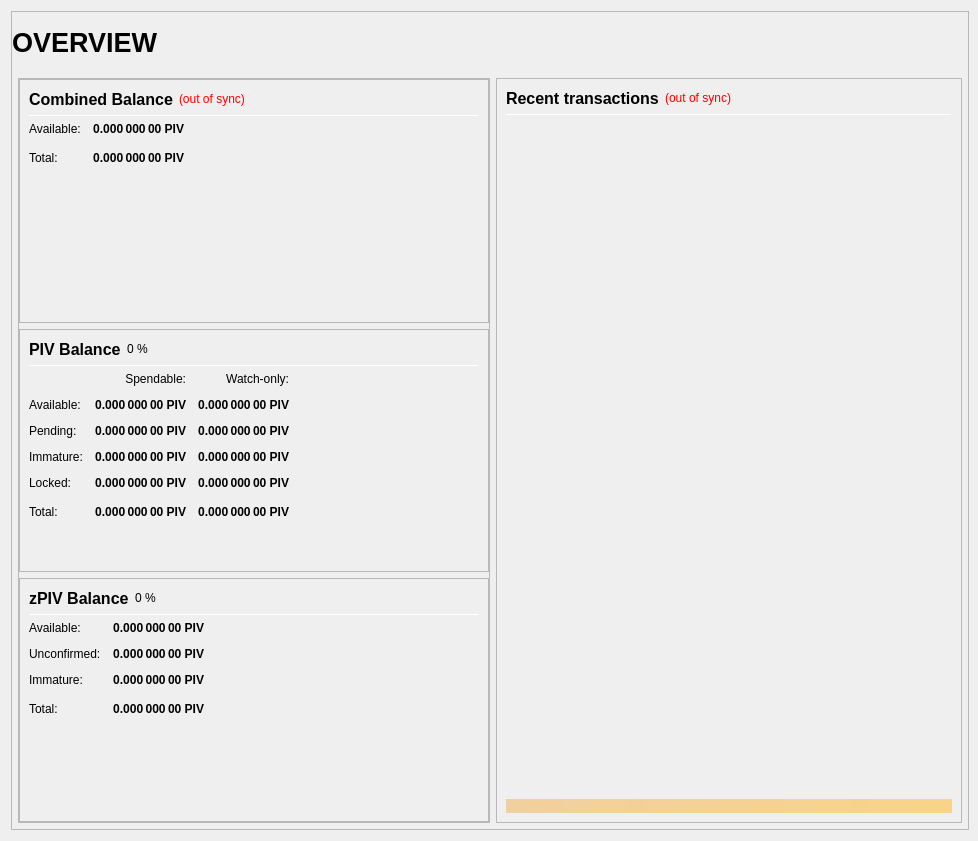
First picture: the form in src/qt/forms/overviewpage.ui, repository SMRT2/smrt-test, before the edit.
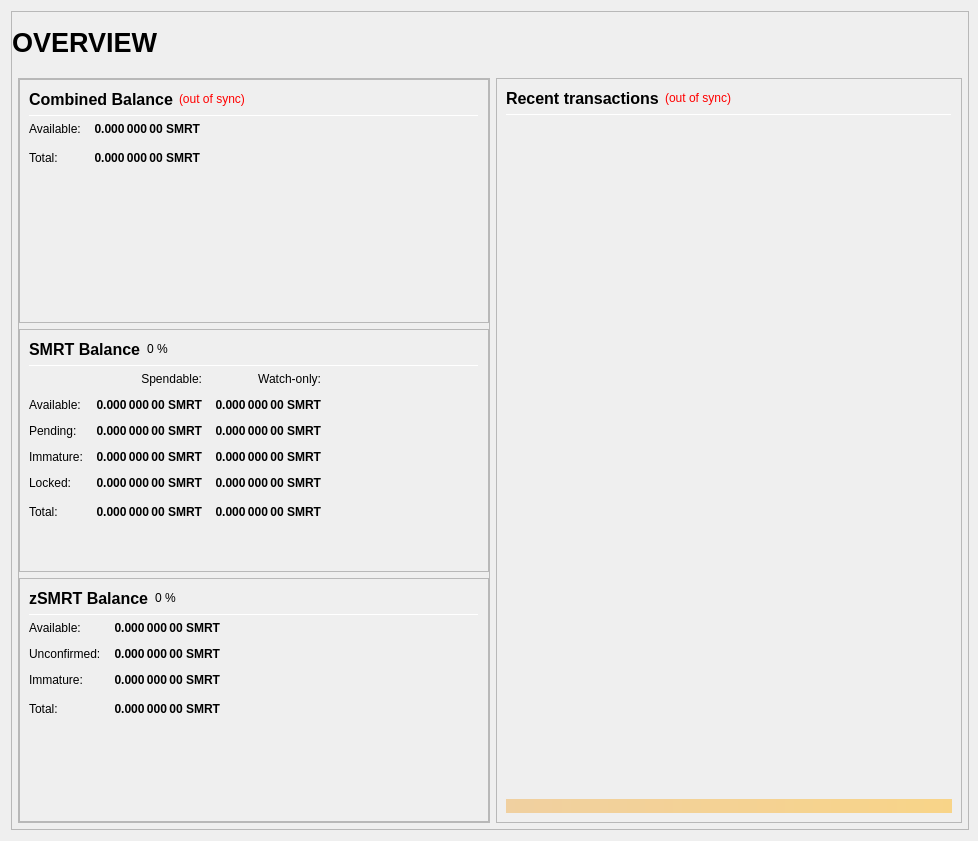
Second picture: the form after the edit.

Commit message: SMRT ticker update

Diff of the .ui file:
```diff
--- a/src/qt/forms/overviewpage.ui
+++ b/src/qt/forms/overviewpage.ui
@@ -333,7 +333,7 @@
                           <string>Your current spendable balance</string>
                          </property>
                          <property name="text">
-                          <string notr="true">0.000 000 00 PIV</string>
+                          <string notr="true">0.000 000 00 SMRT</string>
                          </property>
                          <property name="alignment">
                           <set>Qt::AlignRight|Qt::AlignTrailing|Qt::AlignVCenter</set>
@@ -365,7 +365,7 @@
                           <string>Total Balance, including all unavailable coins.</string>
                          </property>
                          <property name="text">
-                          <string notr="true">0.000 000 00 PIV</string>
+                          <string notr="true">0.000 000 00 SMRT</string>
                          </property>
                          <property name="alignment">
                           <set>Qt::AlignRight|Qt::AlignTrailing|Qt::AlignVCenter</set>
@@ -433,7 +433,7 @@
                           </font>
                          </property>
                          <property name="text">
-                          <string>PIV Balance</string>
+                          <string>SMRT Balance</string>
                          </property>
                         </widget>
                        </item>
@@ -525,7 +525,7 @@
                           <string>Your current spendable balance</string>
                          </property>
                          <property name="text">
-                          <string notr="true">0.000 000 00 PIV</string>
+                          <string notr="true">0.000 000 00 SMRT</string>
                          </property>
                          <property name="alignment">
                           <set>Qt::AlignRight|Qt::AlignTrailing|Qt::AlignVCenter</set>
@@ -550,7 +550,7 @@
                           <string>Your current balance in watch-only addresses</string>
                          </property>
                          <property name="text">
-                          <string notr="true">0.000 000 00 PIV</string>
+                          <string notr="true">0.000 000 00 SMRT</string>
                          </property>
                          <property name="alignment">
                           <set>Qt::AlignRight|Qt::AlignTrailing|Qt::AlignVCenter</set>
@@ -582,7 +582,7 @@
                           <string>Total of transactions that have yet to be confirmed, and do not yet count toward the spendable balance</string>
                          </property>
                          <property name="text">
-                          <string notr="true">0.000 000 00 PIV</string>
+                          <string notr="true">0.000 000 00 SMRT</string>
                          </property>
                          <property name="alignment">
                           <set>Qt::AlignRight|Qt::AlignTrailing|Qt::AlignVCenter</set>
@@ -607,7 +607,7 @@
                           <string>Unconfirmed transactions to watch-only addresses</string>
                          </property>
                          <property name="text">
-                          <string notr="true">0.000 000 00 PIV</string>
+                          <string notr="true">0.000 000 00 SMRT</string>
                          </property>
                          <property name="alignment">
                           <set>Qt::AlignRight|Qt::AlignTrailing|Qt::AlignVCenter</set>
@@ -639,7 +639,7 @@
                           <string>Staked or masternode rewards that has not yet matured</string>
                          </property>
                          <property name="text">
-                          <string notr="true">0.000 000 00 PIV</string>
+                          <string notr="true">0.000 000 00 SMRT</string>
                          </property>
                          <property name="alignment">
                           <set>Qt::AlignRight|Qt::AlignTrailing|Qt::AlignVCenter</set>
@@ -664,7 +664,7 @@
                           <string>Staked or masternode rewards in watch-only addresses that has not yet matured</string>
                          </property>
                          <property name="text">
-                          <string notr="true">0.000 000 00 PIV</string>
+                          <string notr="true">0.000 000 00 SMRT</string>
                          </property>
                          <property name="alignment">
                           <set>Qt::AlignRight|Qt::AlignTrailing|Qt::AlignVCenter</set>
@@ -699,7 +699,7 @@
                           <string>Locked PIV or Masternode collaterals. These are excluded from zPIV minting.</string>
                          </property>
                          <property name="text">
-                          <string notr="true">0.000 000 00 PIV</string>
+                          <string notr="true">0.000 000 00 SMRT</string>
                          </property>
                          <property name="alignment">
                           <set>Qt::AlignRight|Qt::AlignTrailing|Qt::AlignVCenter</set>
@@ -724,7 +724,7 @@
                           <string>Current locked balance in watch-only addresses</string>
                          </property>
                          <property name="text">
-                          <string notr="true">0.000 000 00 PIV</string>
+                          <string notr="true">0.000 000 00 SMRT</string>
                          </property>
                          <property name="alignment">
                           <set>Qt::AlignRight|Qt::AlignTrailing|Qt::AlignVCenter</set>
@@ -759,7 +759,7 @@
                           <string>Your current SMRT balance, unconfirmed and immature transactions included</string>
                          </property>
                          <property name="text">
-                          <string notr="true">0.000 000 00 PIV</string>
+                          <string notr="true">0.000 000 00 SMRT</string>
                          </property>
                          <property name="alignment">
                           <set>Qt::AlignRight|Qt::AlignTrailing|Qt::AlignVCenter</set>
@@ -784,7 +784,7 @@
                           <string>Current total balance in watch-only addresses</string>
                          </property>
                          <property name="text">
-                          <string notr="true">0.000 000 00 PIV</string>
+                          <string notr="true">0.000 000 00 SMRT</string>
                          </property>
                          <property name="alignment">
                           <set>Qt::AlignRight|Qt::AlignTrailing|Qt::AlignVCenter</set>
@@ -852,7 +852,7 @@
                           </font>
                          </property>
                          <property name="text">
-                          <string>zPIV Balance</string>
+                          <string>zSMRT Balance</string>
                          </property>
                         </widget>
                        </item>
@@ -926,7 +926,7 @@
 These zPIV are spendable.</string>
                          </property>
                          <property name="text">
-                          <string notr="true">0.000 000 00 PIV</string>
+                          <string notr="true">0.000 000 00 SMRT</string>
                          </property>
                          <property name="alignment">
                           <set>Qt::AlignRight|Qt::AlignTrailing|Qt::AlignVCenter</set>
@@ -957,7 +957,7 @@
 Immature: confirmed, but less than 1 mint of the same denomination after it was minted</string>
                          </property>
                          <property name="text">
-                          <string notr="true">0.000 000 00 PIV</string>
+                          <string notr="true">0.000 000 00 SMRT</string>
                          </property>
                          <property name="alignment">
                           <set>Qt::AlignRight|Qt::AlignTrailing|Qt::AlignVCenter</set>
@@ -988,7 +988,7 @@
 Immature: confirmed, but less than 1 mint of the same denomination after it was minted</string>
                          </property>
                          <property name="text">
-                          <string notr="true">0.000 000 00 PIV</string>
+                          <string notr="true">0.000 000 00 SMRT</string>
                          </property>
                          <property name="alignment">
                           <set>Qt::AlignRight|Qt::AlignTrailing|Qt::AlignVCenter</set>
@@ -1020,7 +1020,7 @@
                           <string>Your current zPIV balance, unconfirmed and immature zPIV included.</string>
                          </property>
                          <property name="text">
-                          <string notr="true">0.000 000 00 PIV</string>
+                          <string notr="true">0.000 000 00 SMRT</string>
                          </property>
                          <property name="alignment">
                           <set>Qt::AlignRight|Qt::AlignTrailing|Qt::AlignVCenter</set>
```
Left out of the diff: 16 changed lines with no effect on the pictures. The commit also changes 116 other files.
